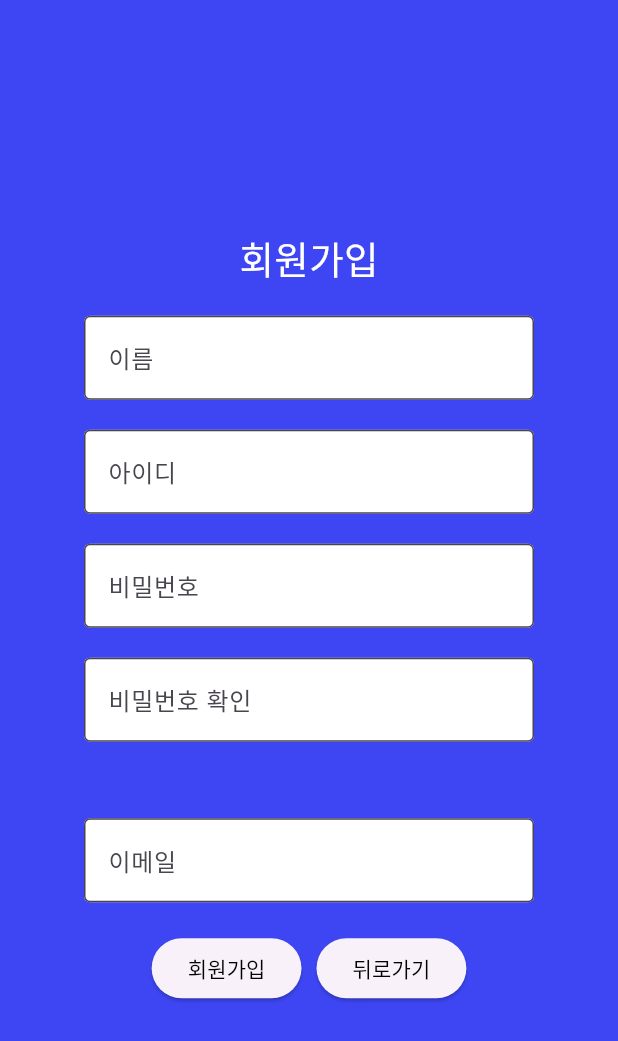
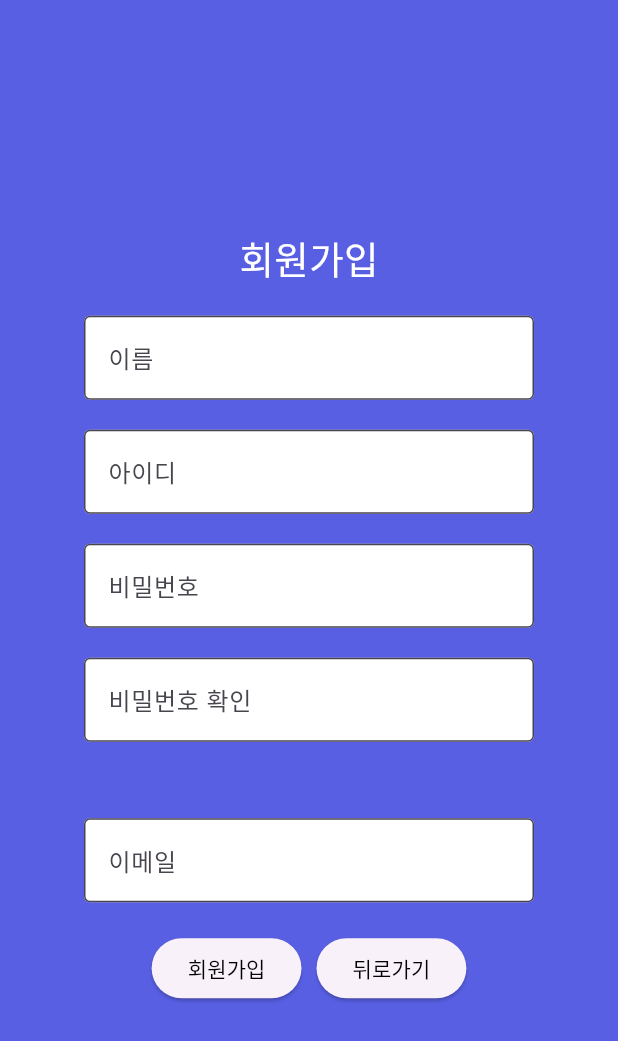
Before and after one commit to Juri-Jang/exercise_calendar, a Flutter app: the Signup screen opened directly, on a phone screen of 412 x 824 dp. Shown: the top 1041 px of the screen. Run offline on Flutter 3.47's test engine with Material 3 defaults, Android fonts, the phone set to English and light mode, and no system bars; our stand-ins replace get, table_calendar; missing offline and left inert: time_picker_spinner_pop_up.

Commit message:
FE-회원가입 배경색 변경

```diff
--- a/front-end/lib/view/pages/signup.dart
+++ b/front-end/lib/view/pages/signup.dart
@@ -15,7 +15,7 @@ class Signup extends StatelessWidget {
   @override
   Widget build(BuildContext context) {
     return Scaffold(
-      backgroundColor: Color(0xFF3D46F2),
+      backgroundColor: Color.fromARGB(255, 88, 95, 227),
       body: Center(
         child: Padding(
           padding: const EdgeInsets.symmetric(horizontal: 0),
```
